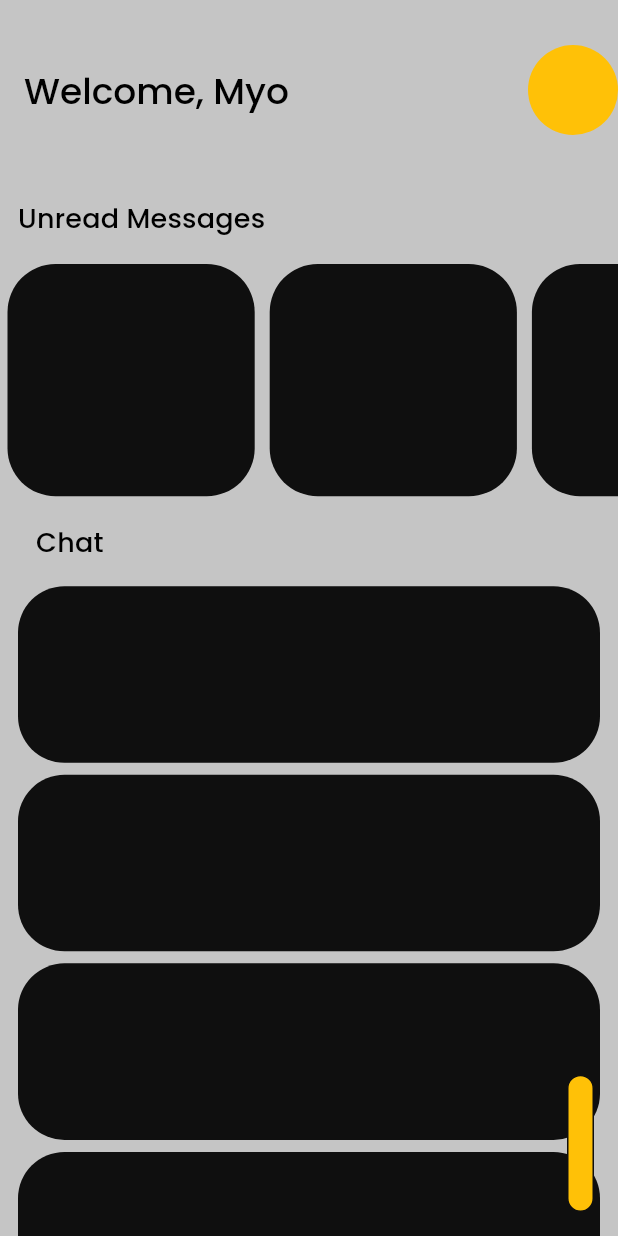
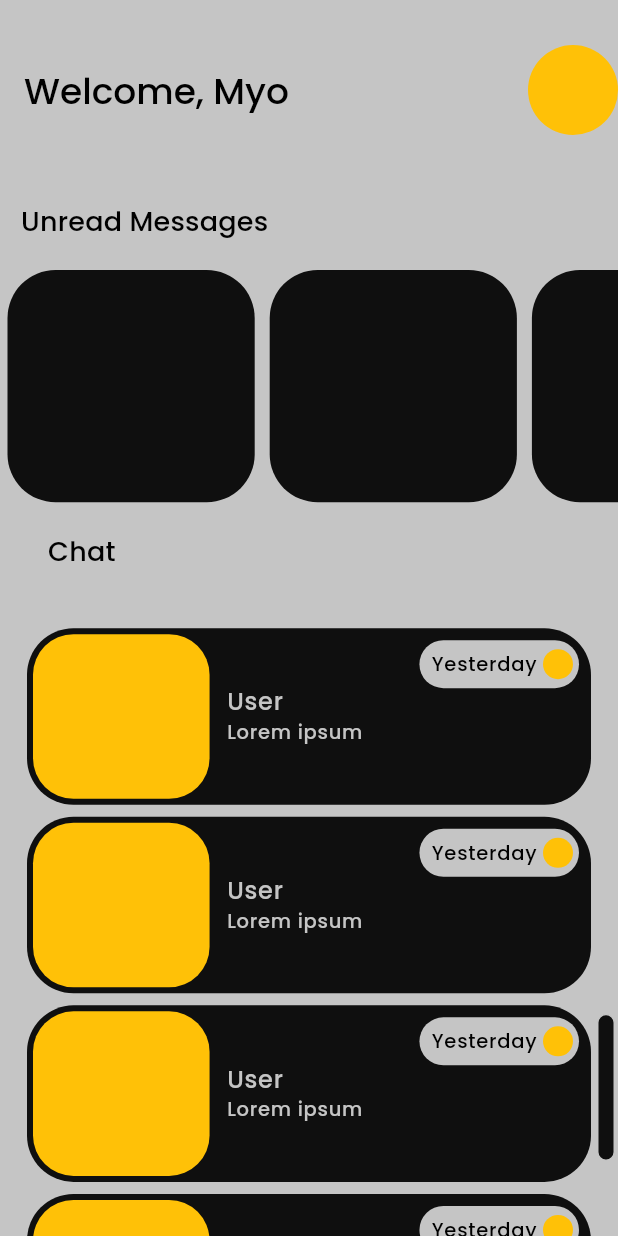
Before and after one commit to MyoThuKha/talkio, a Flutter app: the screen it shows once a user with an empty profile is signed in, on a phone screen of 412 x 824 dp. Run offline on Flutter 3.47's test engine with Material 3 defaults, Android fonts, the light colour scheme and no system bars; our stand-ins replace firebase_auth, firebase_core, flutter_animate, flutter_riverpod, flutter_svg, font_awesome_flutter and 2 more; missing offline and left inert: flutter_circular_text, photo_manager; accounts and stored records are empty.

Commit message:
[add] chat item UI

```diff
--- a/lib/pages/home_page/home_page.dart
+++ b/lib/pages/home_page/home_page.dart
@@ -1,6 +1,9 @@
+import 'dart:ui';
+
 import 'package:flutter/material.dart';
 import 'package:google_fonts/google_fonts.dart';
 import 'package:talkio/pages/profile/profile_page_code.dart';
+import 'package:talkio/widgets/auto_sized_box.dart';
 
 class HomePage extends StatefulWidget {
   static const route = "/home";
@@ -38,7 +41,9 @@ class _HomePageState extends State<HomePage> {
         ],
       ),
 
-      body: Column(
+      body: Stack(
+        children: [
+          Column(
             children: [
               // --------------------- Unread Messages Section ----------------------
               Column(
@@ -48,14 +53,14 @@ class _HomePageState extends State<HomePage> {
                   Stack(
                     children: [
                       SizedBox(
-                    height: MediaQuery.of(context).size.width / 2.5,
+                        height: MediaQuery.sizeOf(context).width / 2.5,
                         child: ListView.builder(
                           scrollDirection: Axis.horizontal,
                           itemCount: 10,
                             itemBuilder: (context, index) {
                               return Container(
                                 margin: const EdgeInsets.all(5),
-                            width: MediaQuery.of(context).size.width / 2.5,
+                                width: MediaQuery.sizeOf(context).width / 2.5,
                                 decoration: BoxDecoration(
                                   color: Theme.of(context).colorScheme.primary,
                                   borderRadius: BorderRadius.circular(32),
@@ -74,10 +79,12 @@ class _HomePageState extends State<HomePage> {
               // --------------------- Chat Section ----------------------
               Expanded(
                 child: Padding(
-              padding: const EdgeInsets.symmetric(horizontal: 12),
+                  padding: const EdgeInsets.symmetric(horizontal: 18),
                   child: Column(
                     crossAxisAlignment: CrossAxisAlignment.start,
                     children: [
+
+                      // Chat Section: Title Bar
                       const Row(
                         children: [
                           SectionTitle(child: "Chat"),
@@ -85,18 +92,84 @@ class _HomePageState extends State<HomePage> {
                       ),
 
                       Expanded(
+                        child: Container(
+                          padding: const EdgeInsets.only(top: 20),
                           child: ListView.builder(
                             itemCount: 10,
                             itemBuilder: (context, index) {
+                              // Chat Section : Chat Item
                               return Container(
                                 decoration: BoxDecoration(
                                   color: Theme.of(context).colorScheme.primary,
                                   borderRadius: BorderRadius.circular(31),
                                 ),
-                          height: MediaQuery.of(context).size.width / 3.5,
+                                height: MediaQuery.sizeOf(context).width / 3.5,
                                 margin: const EdgeInsets.symmetric(vertical: 4),
+                                padding: const EdgeInsets.all(4),
+                                child: Row(
+                                  crossAxisAlignment: CrossAxisAlignment.center,
+                                  children: [
+                                    // Chat Item: profile picture
+                                    Container(
+                                      decoration: BoxDecoration(
+                                        color: Theme.of(context).colorScheme.secondary,
+                                        borderRadius: BorderRadius.circular(27),
+                                      ),
+                                      width: MediaQuery.sizeOf(context).width / 3.5,
+                                    ),
+
+                                    const AutoSizedBox(width: 12),
+
+                                    // Chat Item: name and latest text
+                                    Expanded(
+                                      child: Column(
+                                        mainAxisAlignment: MainAxisAlignment.center,
+                                        crossAxisAlignment: CrossAxisAlignment.start,
+                                        children: [
+                                          Text(
+                                            "User",
+                                            style: Theme.of(context).textTheme.labelMedium!.copyWith(color: Theme.of(context).colorScheme.surface),
+                                          ),
+                                          Text(
+                                            "Lorem ipsum",
+                                            style: Theme.of(context).textTheme.labelSmall!.copyWith(color: Theme.of(context).colorScheme.surface),
+                                          ),
+                                        ],
+                                      ),
+                                    ),
+
+                                    Align(
+                                      alignment: Alignment.topRight,
+                                      child: Container(
+                                        margin: const EdgeInsets.symmetric(horizontal: 4,vertical: 4),
+                                        padding: const EdgeInsets.symmetric(vertical: 6, horizontal: 4),
+                                        decoration: BoxDecoration(
+                                          borderRadius: BorderRadius.circular(30),
+                                          color: Theme.of(context).colorScheme.surface,
+                                        ),
+                                        child: Row(
+                                          children: [
+                                            Padding(
+                                              padding: const EdgeInsets.symmetric(horizontal: 4),
+                                              child: Text(
+                                                "Yesterday",
+                                                style: Theme.of(context).textTheme.labelSmall,
+                                              ),
+                                            ),
+                                            CircleAvatar(
+                                              radius: 10,
+                                              backgroundColor: Theme.of(context).colorScheme.secondary,
+                                            )
+                                          ],
+                                        ),
+                                      ),
+                                    ),
+                                  ],
+                                ),
+
                               );
                             },
+                          ),
                         ),
                       )
                     ],
@@ -106,24 +179,37 @@ class _HomePageState extends State<HomePage> {
             ],
           ),
 
-      floatingActionButton: GestureDetector(
+          //------------------ Custom FAB ------------------------
+          Positioned(
+            bottom: 50,
+            right: 2,
+            child: GestureDetector(
+              onTap: onClickFAB,
               onHorizontalDragStart: (details) {
-          print("Hello world");
+                onClickFAB();
               },
               child: Container(
-          width: 18,
-          height: MediaQuery.of(context).size.width / 4.5,
+                width: 12,
+                height: MediaQuery.sizeOf(context).width / 4.2,
                 decoration: BoxDecoration(
                   // color: Colors.red,
-            color: Theme.of(context).colorScheme.secondary,
+                  color: Theme.of(context).colorScheme.primary,
                   border: Border.all(
-              color: Theme.of(context).colorScheme.primary,
+                    color: Theme.of(context).colorScheme.surface,
                   ),
                   borderRadius: BorderRadius.circular(30),
                 ),
               ),
             ),
+          )
+        ],
+      ),
+
     );
+  }
+
+  void onClickFAB (){
+    print("hllo worl");
   }
 }
 
@@ -135,7 +221,7 @@ class SectionTitle extends StatelessWidget {
   @override
   Widget build(BuildContext context) {
     return Padding(
-      padding: const EdgeInsets.all(12),
+      padding: const EdgeInsets.all(14),
       child: Text(child, style: Theme.of(context).textTheme.titleMedium),
     );
   }
--- a/lib/pages/profile/profile_page.dart
+++ b/lib/pages/profile/profile_page.dart
@@ -29,6 +29,7 @@ class _ProfilePageState extends State<ProfilePage> {
   @override
   Widget build(BuildContext context) {
     return Scaffold(
+      backgroundColor: Theme.of(context).colorScheme.surface,
       body: BackTransition(
         btn: GestureDetector(
           onTap: ()async{
--- a/lib/styles/app_theme.dart
+++ b/lib/styles/app_theme.dart
@@ -46,8 +46,14 @@ const appTextTheme = TextTheme(
     fontSize: 24,
     fontWeight: FontWeight.w500,
   ),
-
-    titleMedium: TextStyle(
-      fontSize: 18,
-      fontWeight: FontWeight.w500,
-    ));
+  titleMedium: TextStyle(
+    fontSize: 18,
+    fontWeight: FontWeight.w500,
+  ),
+  labelMedium: TextStyle(
+    fontSize: 16,
+  ),
+  labelSmall: TextStyle(
+    fontSize: 13,
+  )
+);
```
Lines whose indentation alone changed are shown as unchanged.
